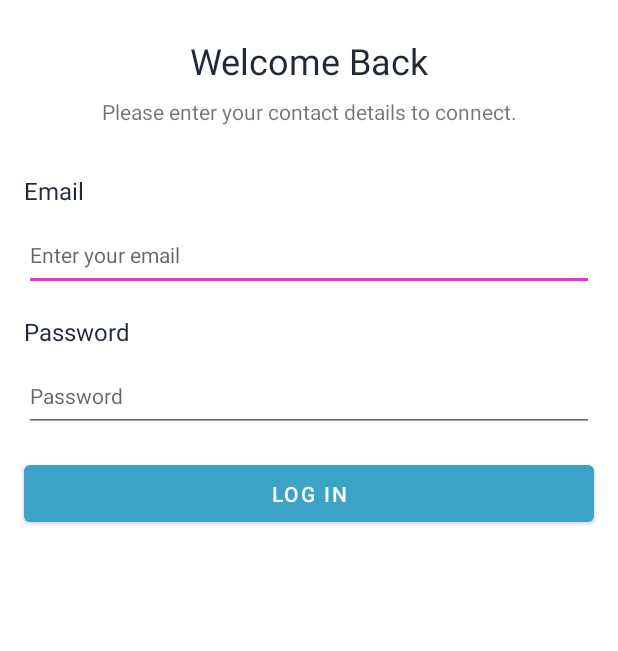
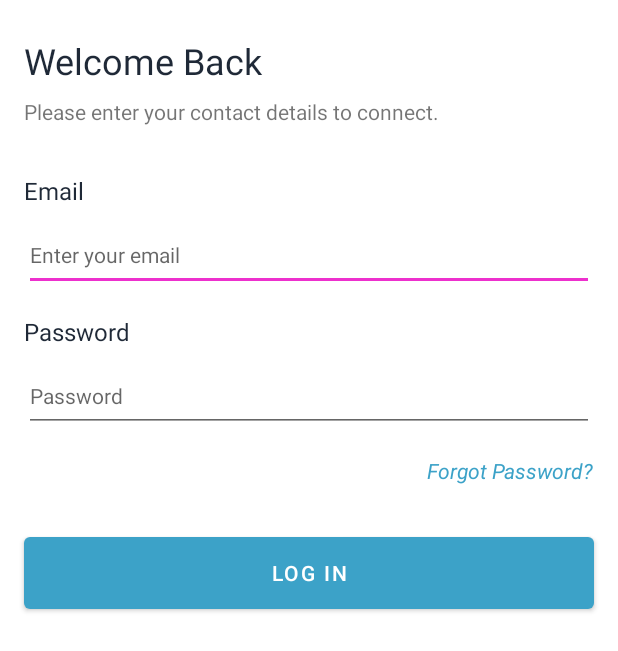
Before and after one commit to bishal5917/GeetSunam, an Android app built with Jetpack Compose: the screen it shows after launch (LoginActivity), on a phone screen of 412 x 824 dp. Shown: the top 651 px of the screen. Run offline under Robolectric (Android 15) with nearby library versions, the phone set to English and light mode, and no system bars; our stand-ins replace Dagger/Hilt's generated code.

Commit message:
Bottom Navigation view refactor,login form refactor

```diff
--- a/app/src/main/java/com/example/geetsunam/features/presentation/explore/ExploreFragment.kt
+++ b/app/src/main/java/com/example/geetsunam/features/presentation/for_you/ForYouFragment.kt
@@ -1,4 +1,4 @@
-package com.example.geetsunam.features.presentation.explore
+package com.example.geetsunam.features.presentation.for_you
 
 import android.os.Bundle
 import androidx.fragment.app.Fragment
@@ -7,12 +7,12 @@ import android.view.View
 import android.view.ViewGroup
 import com.example.geetsunam.R
 
-class ExploreFragment : Fragment() {
+class ForYouFragment : Fragment() {
     override fun onCreateView(
         inflater: LayoutInflater, container: ViewGroup?,
         savedInstanceState: Bundle?
     ): View? {
         // Inflate the layout for this fragment
-        return inflater.inflate(R.layout.fragment_explore, container, false)
+        return inflater.inflate(R.layout.fragment_for_you, container, false)
     }
 }
--- a/app/src/main/java/com/example/geetsunam/features/presentation/login/LoginActivity.kt
+++ b/app/src/main/java/com/example/geetsunam/features/presentation/login/LoginActivity.kt
@@ -7,6 +7,7 @@ import android.os.Bundle
 import android.util.Log
 import android.widget.Button
 import android.widget.EditText
+import android.widget.TextView
 import androidx.compose.ui.window.Dialog
 import androidx.core.content.ContentProviderCompat.requireContext
 import com.example.geetsunam.MainActivity
@@ -30,9 +31,13 @@ class LoginActivity : AppCompatActivity() {
         super.onCreate(savedInstanceState)
         setContentView(R.layout.activity_login)
         val loginBtn = findViewById<Button>(R.id.btnLogin)
+        val forgotPassword = findViewById<TextView>(R.id.tvForgotPassword)
         loginBtn.setOnClickListener {
             LocalController().unfocusKeyboard(this)
             loginUser()
+        }
+        forgotPassword.setOnClickListener {
+            //navigate to forgot password fragment/activity
         }
         observeLiveData()
     }
--- /dev/null
+++ b/app/src/main/res/drawable/ic_music.xml
@@ -0,0 +1,5 @@
+<vector android:height="24dp" android:tint="#000000"
+    android:viewportHeight="24" android:viewportWidth="24"
+    android:width="24dp" xmlns:android="http://schemas.android.com/apk/res/android">
+    <path android:fillColor="@android:color/white" android:pathData="M12,3v10.55c-0.59,-0.34 -1.27,-0.55 -2,-0.55 -2.21,0 -4,1.79 -4,4s1.79,4 4,4 4,-1.79 4,-4V7h4V3h-6z"/>
+</vector>
--- /dev/null
+++ b/app/src/main/res/drawable/ic_recommend.xml
@@ -0,0 +1,5 @@
+<vector android:height="24dp" android:tint="#000000"
+    android:viewportHeight="24" android:viewportWidth="24"
+    android:width="24dp" xmlns:android="http://schemas.android.com/apk/res/android">
+    <path android:fillColor="@android:color/white" android:pathData="M12,2a10,10 0,1 0,10 10A10,10 0,0 0,12 2zM18,11.8a0.9,0.9 0,0 1,-0.1 0.5l-2.1,4.9a1.34,1.34 0,0 1,-1.3 0.8L9,18a2,2 0,0 1,-2 -2v-5a1.28,1.28 0,0 1,0.4 -1L12,5l0.69,0.69a1.08,1.08 0,0 1,0.3 0.7v0.2L12.41,10L17,10a1,1 0,0 1,1 1z"/>
+</vector>
--- a/app/src/main/res/layout/activity_login.xml
+++ b/app/src/main/res/layout/activity_login.xml
@@ -14,7 +14,6 @@
         android:layout_marginTop="24dp"
         android:layout_marginEnd="16dp"
         android:text="@string/welcome_back"
-        android:textAlignment="center"
         android:textColor="@color/neutral_800"
         android:textSize="24sp"
         app:layout_constraintEnd_toEndOf="parent"
@@ -29,7 +28,6 @@
         android:layout_marginTop="8dp"
         android:layout_marginEnd="16dp"
         android:text="@string/details_to_connect"
-        android:textAlignment="center"
         android:textSize="14sp"
         app:layout_constraintEnd_toEndOf="parent"
         app:layout_constraintStart_toStartOf="parent"
@@ -56,15 +54,15 @@
         android:layout_marginStart="16dp"
         android:layout_marginTop="8dp"
         android:layout_marginEnd="16dp"
+        android:autofillHints="emailAddress"
         android:ems="10"
         android:hint="@string/enter_your_email"
+        android:inputType="textEmailAddress"
         android:textColor="@color/neutral_400"
         android:textSize="14sp"
-        android:inputType="textEmailAddress"
         app:layout_constraintEnd_toEndOf="parent"
         app:layout_constraintStart_toStartOf="parent"
-        app:layout_constraintTop_toBottomOf="@+id/tvEmail"
-        android:autofillHints="emailAddress" />
+        app:layout_constraintTop_toBottomOf="@+id/tvEmail" />
 
     <TextView
         android:id="@+id/tvPassword"
@@ -89,8 +87,8 @@
         android:layout_marginEnd="16dp"
         android:autofillHints="emailAddress"
         android:ems="10"
+        android:hint="@string/password"
         android:inputType="textPassword"
-        android:hint="@string/password"
         android:textColor="@color/neutral_400"
         android:textSize="14sp"
         app:layout_constraintEnd_toEndOf="parent"
@@ -100,12 +98,26 @@
     <Button
         android:id="@+id/btnLogin"
         android:layout_width="0dp"
-        android:layout_height="50dp"
+        android:layout_height="60dp"
         android:layout_marginStart="16dp"
-        android:layout_marginTop="16dp"
         android:layout_marginEnd="16dp"
         android:text="@string/log_in"
         app:layout_constraintEnd_toEndOf="parent"
         app:layout_constraintStart_toStartOf="parent"
+        app:layout_constraintTop_toBottomOf="@+id/tvForgotPassword" />
+
+    <TextView
+        android:id="@+id/tvForgotPassword"
+        android:layout_width="wrap_content"
+        android:layout_height="48dp"
+        android:layout_marginTop="16dp"
+        android:layout_marginEnd="16dp"
+        android:clickable="true"
+        android:focusable="true"
+        android:text="@string/forgot_password"
+        android:textColor="@color/primaryColor"
+        android:textSize="14sp"
+        android:textStyle="italic"
+        app:layout_constraintEnd_toEndOf="parent"
         app:layout_constraintTop_toBottomOf="@+id/etLoginPassword" />
 </androidx.constraintlayout.widget.ConstraintLayout>
--- a/app/src/main/res/layout/fragment_home.xml
+++ b/app/src/main/res/layout/fragment_home.xml
@@ -154,7 +154,7 @@
         <androidx.recyclerview.widget.RecyclerView
             android:id="@+id/rvFeaturedSongs"
             android:layout_width="match_parent"
-            android:layout_height="315dp"
+            android:layout_height="320dp"
             android:layout_marginStart="8dp"
             android:layout_marginTop="8dp"
             android:layout_marginEnd="8dp"
--- a/app/src/main/res/values/strings.xml
+++ b/app/src/main/res/values/strings.xml
@@ -15,4 +15,9 @@
     <string name="requesting_please_wait">Requesting , Please wait ...</string>
     <string name="featured_artists">Featured Artists</string>
     <string name="featured_songs">Featured Songs</string>
+    <string name="for_you">For You</string>
+    <string name="liked">Liked</string>
+    <string name="new_music">New</string>
+    <string name="forgot_password">Forgot Password?</string>
+
 </resources>
```
Also changed, not shown: app/src/main/java/com/example/geetsunam/features/presentation/liked_song/LikedSongFragment.kt (added, +18 -0 lines), app/src/main/java/com/example/geetsunam/features/presentation/new_song/NewSongFragment.kt (added, +18 -0 lines), app/src/main/res/layout/fragment_for_you.xml (added, +20 -0 lines), app/src/main/res/layout/fragment_liked_song.xml (added, +20 -0 lines), app/src/main/res/layout/fragment_new_song.xml (added, +21 -0 lines), app/src/main/res/menu/bottom_nav_menu.xml (+13 -3 lines), app/src/main/res/navigation/my_nav.xml (+14 -4 lines).
